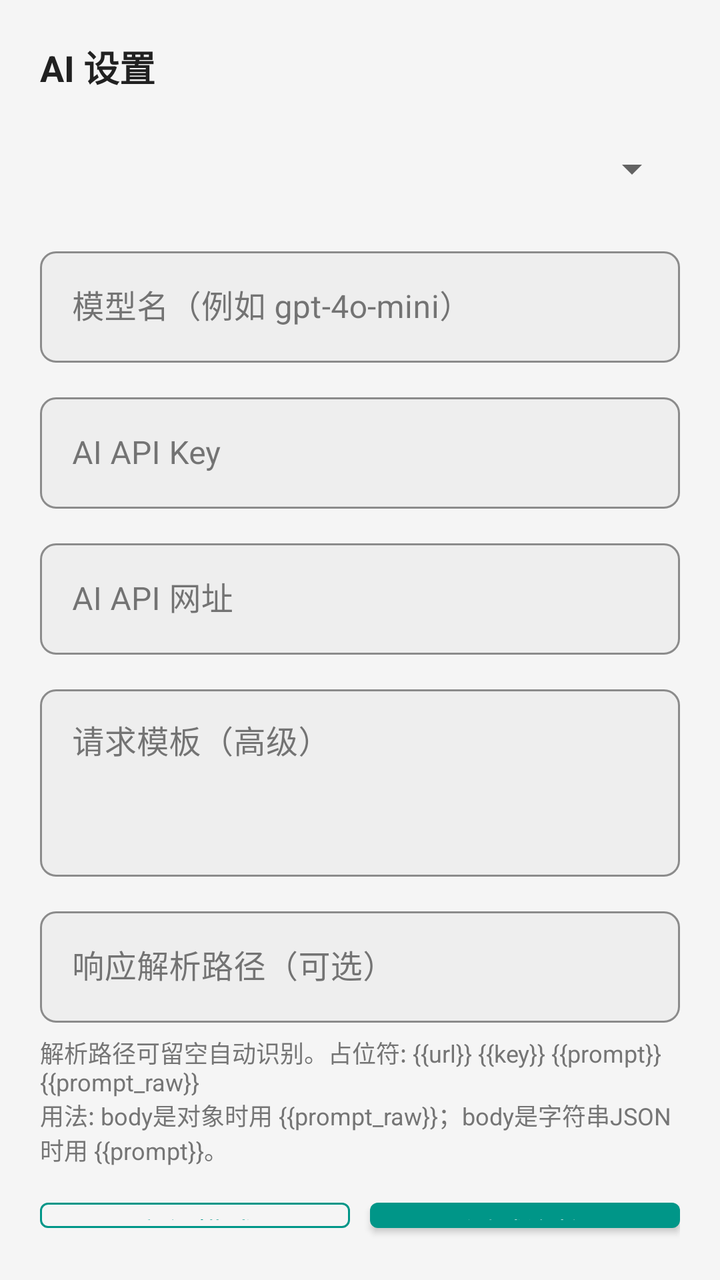
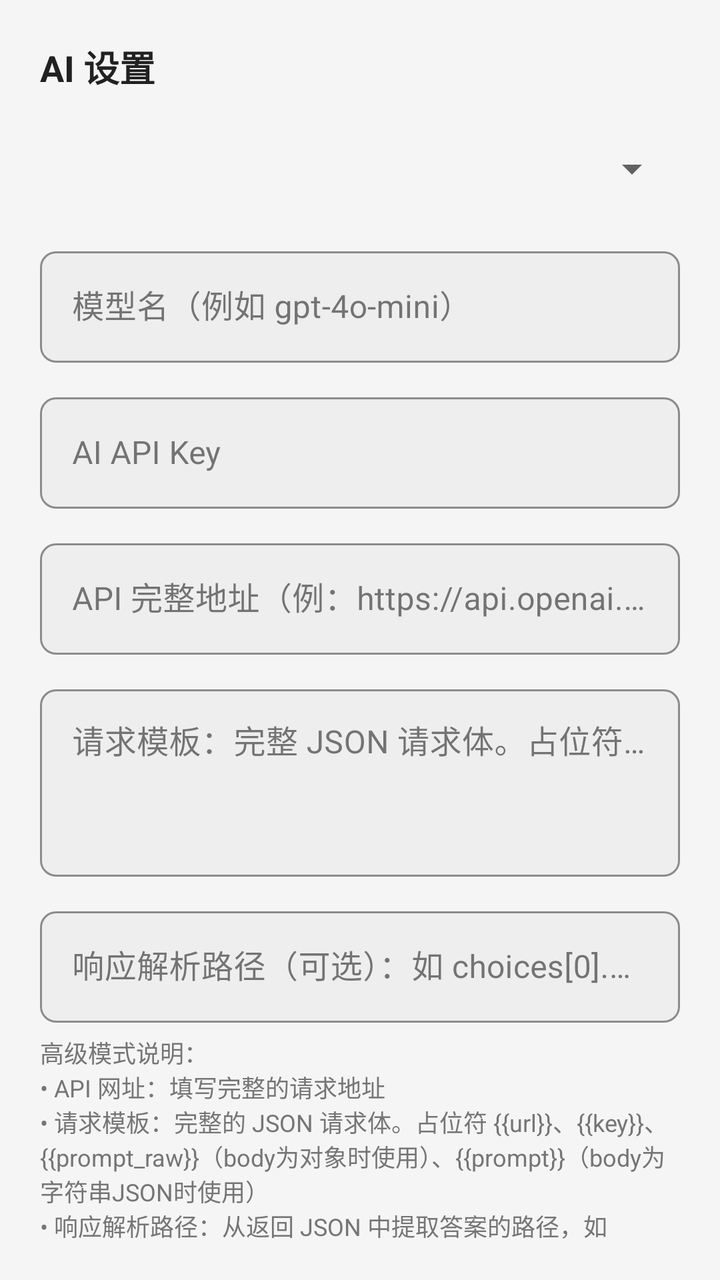

Before-and-after screenshots of an Android layout around one commit, followed by the original layout XML and the change that was made.
<!-- AndroidManifest.xml: application theme Theme.Native -->
<!-- res/layout/dialog_ai_settings.xml -->
<?xml version="1.0" encoding="utf-8"?>
<LinearLayout xmlns:android="http://schemas.android.com/apk/res/android"
    xmlns:app="http://schemas.android.com/apk/res-auto"
    android:layout_width="match_parent"
    android:layout_height="wrap_content"
    android:orientation="vertical"
    android:padding="20dp">

    <TextView
        android:layout_width="match_parent"
        android:layout_height="wrap_content"
        android:text="AI 设置"
        android:textColor="@color/text_primary"
        android:textSize="18sp"
        android:textStyle="bold" />

    <com.google.android.material.textfield.TextInputLayout
        android:id="@+id/layout_dialog_provider"
        android:layout_width="match_parent"
        android:layout_height="wrap_content"
        android:layout_marginTop="14dp"
        app:boxBackgroundColor="@color/bg_surface"
        app:boxCornerRadiusTopStart="8dp"
        app:boxCornerRadiusTopEnd="8dp"
        app:boxCornerRadiusBottomStart="8dp"
        app:boxCornerRadiusBottomEnd="8dp"
        app:hintTextColor="@color/text_secondary"
        app:boxStrokeColor="@color/accent"
        style="@style/Widget.MaterialComponents.TextInputLayout.OutlinedBox">

        <Spinner
            android:id="@+id/sp_dialog_ai_provider"
            android:layout_width="match_parent"
            android:layout_height="wrap_content"
            android:minHeight="48dp"
            android:paddingStart="12dp"
            android:paddingEnd="12dp"
            android:popupBackground="@color/bg_card" />

    </com.google.android.material.textfield.TextInputLayout>

    <com.google.android.material.textfield.TextInputLayout
        android:id="@+id/layout_dialog_model"
        android:layout_width="match_parent"
        android:layout_height="wrap_content"
        android:layout_marginTop="12dp"
        app:boxBackgroundColor="@color/bg_surface"
        app:boxCornerRadiusTopStart="8dp"
        app:boxCornerRadiusTopEnd="8dp"
        app:boxCornerRadiusBottomStart="8dp"
        app:boxCornerRadiusBottomEnd="8dp"
        app:hintTextColor="@color/text_secondary"
        app:boxStrokeColor="@color/accent"
        style="@style/Widget.MaterialComponents.TextInputLayout.OutlinedBox">

        <com.google.android.material.textfield.TextInputEditText
            android:id="@+id/et_dialog_ai_model"
            android:layout_width="match_parent"
            android:layout_height="wrap_content"
            android:hint="模型名（例如 gpt-4o-mini）"
            android:textColor="@color/text_primary"
            android:textColorHint="@color/text_secondary"
            android:inputType="text"
            android:maxLines="1" />

    </com.google.android.material.textfield.TextInputLayout>

    <com.google.android.material.textfield.TextInputLayout
        android:id="@+id/layout_dialog_key"
        android:layout_width="match_parent"
        android:layout_height="wrap_content"
        android:layout_marginTop="12dp"
        app:boxBackgroundColor="@color/bg_surface"
        app:boxCornerRadiusTopStart="8dp"
        app:boxCornerRadiusTopEnd="8dp"
        app:boxCornerRadiusBottomStart="8dp"
        app:boxCornerRadiusBottomEnd="8dp"
        app:hintTextColor="@color/text_secondary"
        app:boxStrokeColor="@color/accent"
        style="@style/Widget.MaterialComponents.TextInputLayout.OutlinedBox">

        <com.google.android.material.textfield.TextInputEditText
            android:id="@+id/et_dialog_ai_key"
            android:layout_width="match_parent"
            android:layout_height="wrap_content"
            android:hint="AI API Key"
            android:textColor="@color/text_primary"
            android:textColorHint="@color/text_secondary"
            android:inputType="textPassword"
            android:maxLines="1" />

    </com.google.android.material.textfield.TextInputLayout>

    <com.google.android.material.textfield.TextInputLayout
        android:id="@+id/layout_dialog_url"
        android:layout_width="match_parent"
        android:layout_height="wrap_content"
        android:layout_marginTop="12dp"
        app:boxBackgroundColor="@color/bg_surface"
        app:boxCornerRadiusTopStart="8dp"
        app:boxCornerRadiusTopEnd="8dp"
        app:boxCornerRadiusBottomStart="8dp"
        app:boxCornerRadiusBottomEnd="8dp"
        app:hintTextColor="@color/text_secondary"
        app:boxStrokeColor="@color/accent"
        style="@style/Widget.MaterialComponents.TextInputLayout.OutlinedBox">

        <com.google.android.material.textfield.TextInputEditText
            android:id="@+id/et_dialog_ai_url"
            android:layout_width="match_parent"
            android:layout_height="wrap_content"
            android:hint="AI API 网址"
            android:textColor="@color/text_primary"
            android:textColorHint="@color/text_secondary"
            android:inputType="textUri"
            android:maxLines="1" />

    </com.google.android.material.textfield.TextInputLayout>

    <com.google.android.material.textfield.TextInputLayout
        android:id="@+id/layout_dialog_template"
        android:layout_width="match_parent"
        android:layout_height="wrap_content"
        android:layout_marginTop="12dp"
        app:boxBackgroundColor="@color/bg_surface"
        app:boxCornerRadiusTopStart="8dp"
        app:boxCornerRadiusTopEnd="8dp"
        app:boxCornerRadiusBottomStart="8dp"
        app:boxCornerRadiusBottomEnd="8dp"
        app:hintTextColor="@color/text_secondary"
        app:boxStrokeColor="@color/accent"
        style="@style/Widget.MaterialComponents.TextInputLayout.OutlinedBox">

        <com.google.android.material.textfield.TextInputEditText
            android:id="@+id/et_dialog_ai_template"
            android:layout_width="match_parent"
            android:layout_height="wrap_content"
            android:hint="请求模板（高级）"
            android:textColor="@color/text_primary"
            android:textColorHint="@color/text_secondary"
            android:inputType="textMultiLine"
            android:minLines="3"
            android:maxLines="6"
            android:gravity="top|start" />

    </com.google.android.material.textfield.TextInputLayout>

    <com.google.android.material.textfield.TextInputLayout
        android:id="@+id/layout_dialog_response_path"
        android:layout_width="match_parent"
        android:layout_height="wrap_content"
        android:layout_marginTop="12dp"
        app:boxBackgroundColor="@color/bg_surface"
        app:boxCornerRadiusTopStart="8dp"
        app:boxCornerRadiusTopEnd="8dp"
        app:boxCornerRadiusBottomStart="8dp"
        app:boxCornerRadiusBottomEnd="8dp"
        app:hintTextColor="@color/text_secondary"
        app:boxStrokeColor="@color/accent"
        style="@style/Widget.MaterialComponents.TextInputLayout.OutlinedBox">

        <com.google.android.material.textfield.TextInputEditText
            android:id="@+id/et_dialog_ai_response_path"
            android:layout_width="match_parent"
            android:layout_height="wrap_content"
            android:hint="响应解析路径（可选）"
            android:textColor="@color/text_primary"
            android:textColorHint="@color/text_secondary"
            android:inputType="text"
            android:maxLines="1" />

    </com.google.android.material.textfield.TextInputLayout>

    <TextView
        android:id="@+id/tv_ai_adv_hint"
        android:layout_width="match_parent"
        android:layout_height="wrap_content"
        android:layout_marginTop="6dp"
        android:text='解析路径可留空自动识别。占位符: {{url}} {{key}} {{prompt}} {{prompt_raw}}\n用法: body是对象时用 {{prompt_raw}}；body是字符串JSON时用 {{prompt}}。'
        android:textColor="@color/text_secondary"
        android:textSize="12sp" />

    <LinearLayout
        android:layout_width="match_parent"
        android:layout_height="wrap_content"
        android:layout_marginTop="12dp"
        android:orientation="horizontal">

        <com.google.android.material.button.MaterialButton
            android:id="@+id/btn_toggle_advanced"
            style="@style/Widget.MaterialComponents.Button.OutlinedButton"
            android:layout_width="0dp"
            android:layout_height="wrap_content"
            android:layout_weight="1"
            android:text="高级模式"
            android:textAllCaps="false"
            android:textColor="@color/accent"
            app:strokeColor="@color/accent" />

        <com.google.android.material.button.MaterialButton
            android:id="@+id/btn_test_ai"
            android:layout_width="0dp"
            android:layout_height="wrap_content"
            android:layout_weight="1"
            android:layout_marginStart="10dp"
            android:text="测试连接"
            android:textAllCaps="false"
            android:textColor="@color/white"
            app:backgroundTint="@color/accent" />
    </LinearLayout>

</LinearLayout>
<!-- resources referenced by this layout -->
<resources>
  <color name="accent">#FF009688</color>
  <color name="bg_card">#FFFFFFFF</color>
  <color name="bg_surface">#FFEEEEEE</color>
  <color name="text_primary">#FF212121</color>
  <color name="text_secondary">#FF757575</color>
  <color name="white">#FFFFFFFF</color>
  <style name="Theme.Native" parent="Theme.MaterialComponents.DayNight.NoActionBar">
          <item name="colorPrimary">@color/accent</item>
          <item name="colorPrimaryVariant">@color/accent_variant</item>
          <item name="colorOnPrimary">@color/white</item>
          <item name="colorSecondary">@color/accent</item>
          <item name="colorSecondaryVariant">@color/accent_variant</item>
          <item name="colorOnSecondary">@color/white</item>
          
          <item name="colorSurface">@color/bg_card</item>
          <item name="colorOnSurface">@color/text_primary</item>
          <item name="colorSurfaceVariant">@color/bg_surface</item>
          <item name="colorOnSurfaceVariant">@color/text_secondary</item>
          
          <item name="android:statusBarColor">@color/toolbar_bg</item>
          <item name="android:navigationBarColor">@color/bg_dark</item>
          <item name="android:windowBackground">@color/bg_dark</item>
          <item name="android:windowLightStatusBar">true</item>
          
          <item name="android:fitsSystemWindows">true</item>
      </style>
  <color name="accent_variant">#FF00796B</color>
  <color name="toolbar_bg">#FFFFFFFF</color>
  <color name="bg_dark">#FFF5F5F5</color>
</resources>

<!-- the commit's change to res/layout/dialog_ai_settings.xml (unified diff, before → after) -->
@@ -109,7 +109,7 @@
             android:id="@+id/et_dialog_ai_url"
             android:layout_width="match_parent"
             android:layout_height="wrap_content"
-            android:hint="AI API 网址"
+            android:hint="API 完整地址（例：https://api.openai.com/v1/chat/completions）"
             android:textColor="@color/text_primary"
             android:textColorHint="@color/text_secondary"
             android:inputType="textUri"
@@ -135,7 +135,7 @@
             android:id="@+id/et_dialog_ai_template"
             android:layout_width="match_parent"
             android:layout_height="wrap_content"
-            android:hint="请求模板（高级）"
+            android:hint="请求模板：完整 JSON 请求体。占位符 {{url}} {{key}} {{prompt_raw}}（对象body）/{{prompt}}（字符串body）"
             android:textColor="@color/text_primary"
             android:textColorHint="@color/text_secondary"
             android:inputType="textMultiLine"
@@ -163,7 +163,7 @@
             android:id="@+id/et_dialog_ai_response_path"
             android:layout_width="match_parent"
             android:layout_height="wrap_content"
-            android:hint="响应解析路径（可选）"
+            android:hint="响应解析路径（可选）：如 choices[0].message.content，留空自动识别"
             android:textColor="@color/text_primary"
             android:textColorHint="@color/text_secondary"
             android:inputType="text"
@@ -176,7 +176,7 @@
         android:layout_width="match_parent"
         android:layout_height="wrap_content"
         android:layout_marginTop="6dp"
-        android:text='解析路径可留空自动识别。占位符: {{url}} {{key}} {{prompt}} {{prompt_raw}}\n用法: body是对象时用 {{prompt_raw}}；body是字符串JSON时用 {{prompt}}。'
+        android:text="高级模式说明：\n• API 网址：填写完整的请求地址\n• 请求模板：完整的 JSON 请求体。占位符 {{url}}、{{key}}、{{prompt_raw}}（body为对象时使用）、{{prompt}}（body为字符串JSON时使用）\n• 响应解析路径：从返回 JSON 中提取答案的路径，如 choices[0].message.content，留空则自动识别 OpenAI/Gemini 格式。"
         android:textColor="@color/text_secondary"
         android:textSize="12sp" />
 
